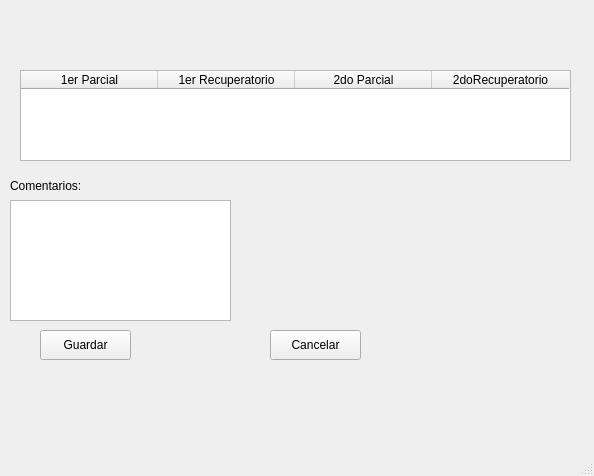
Old version of the form ui-files/estado-form.ui in the repository isildurs-heir/listado-alumnos-csv-dipy.
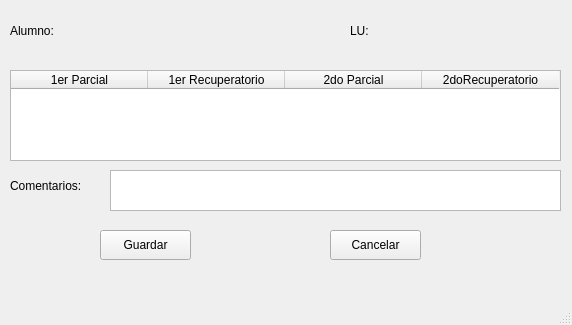
New version of the form.

```diff
--- a/ui-files/estado-form.ui
+++ b/ui-files/estado-form.ui
@@ -6,8 +6,8 @@
    <rect>
     <x>0</x>
     <y>0</y>
-    <width>594</width>
-    <height>476</height>
+    <width>572</width>
+    <height>325</height>
    </rect>
   </property>
   <property name="windowTitle">
@@ -17,7 +17,7 @@
    <widget class="QTableWidget" name="datos">
     <property name="geometry">
      <rect>
-      <x>20</x>
+      <x>10</x>
       <y>70</y>
       <width>551</width>
       <height>91</height>
@@ -68,10 +68,10 @@
    <widget class="QTextBrowser" name="comentarios">
     <property name="geometry">
      <rect>
-      <x>10</x>
-      <y>200</y>
-      <width>221</width>
-      <height>121</height>
+      <x>110</x>
+      <y>170</y>
+      <width>451</width>
+      <height>41</height>
      </rect>
     </property>
    </widget>
@@ -93,19 +93,19 @@
      <rect>
       <x>10</x>
       <y>10</y>
-      <width>381</width>
+      <width>281</width>
       <height>41</height>
      </rect>
     </property>
     <property name="text">
-     <string/>
+     <string>Alumno: </string>
     </property>
    </widget>
    <widget class="QPushButton" name="btnGuardar">
     <property name="geometry">
      <rect>
-      <x>40</x>
-      <y>330</y>
+      <x>100</x>
+      <y>230</y>
       <width>91</width>
       <height>30</height>
      </rect>
@@ -117,8 +117,8 @@
    <widget class="QPushButton" name="btnCerrar">
     <property name="geometry">
      <rect>
-      <x>270</x>
-      <y>330</y>
+      <x>330</x>
+      <y>230</y>
       <width>91</width>
       <height>30</height>
      </rect>
@@ -127,6 +127,19 @@
      <string>Cancelar</string>
     </property>
    </widget>
+   <widget class="QLabel" name="lu">
+    <property name="geometry">
+     <rect>
+      <x>350</x>
+      <y>10</y>
+      <width>211</width>
+      <height>41</height>
+     </rect>
+    </property>
+    <property name="text">
+     <string>LU:</string>
+    </property>
+   </widget>
   </widget>
   <widget class="QMenuBar" name="menubar">
    <property name="geometry">
```
Left out of the diff: 4 changed lines with no effect on the pictures.
